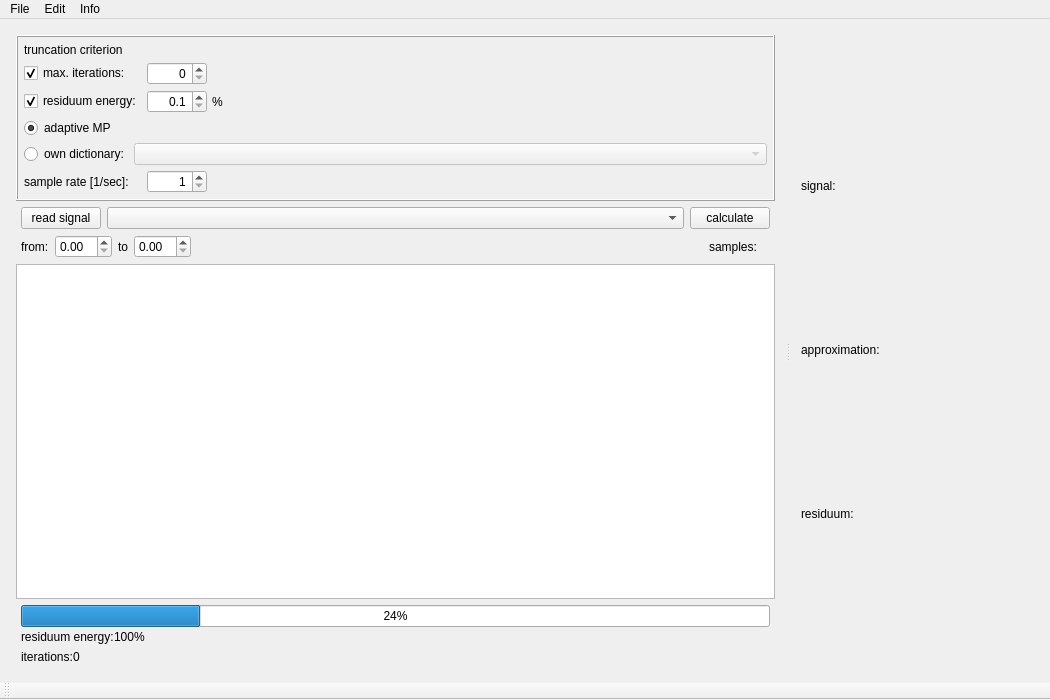
The window that examples/matchingPursuit/mainwindow.ui (mne-tools/mne-cpp) describes before a commit, drawn with Qt 5.
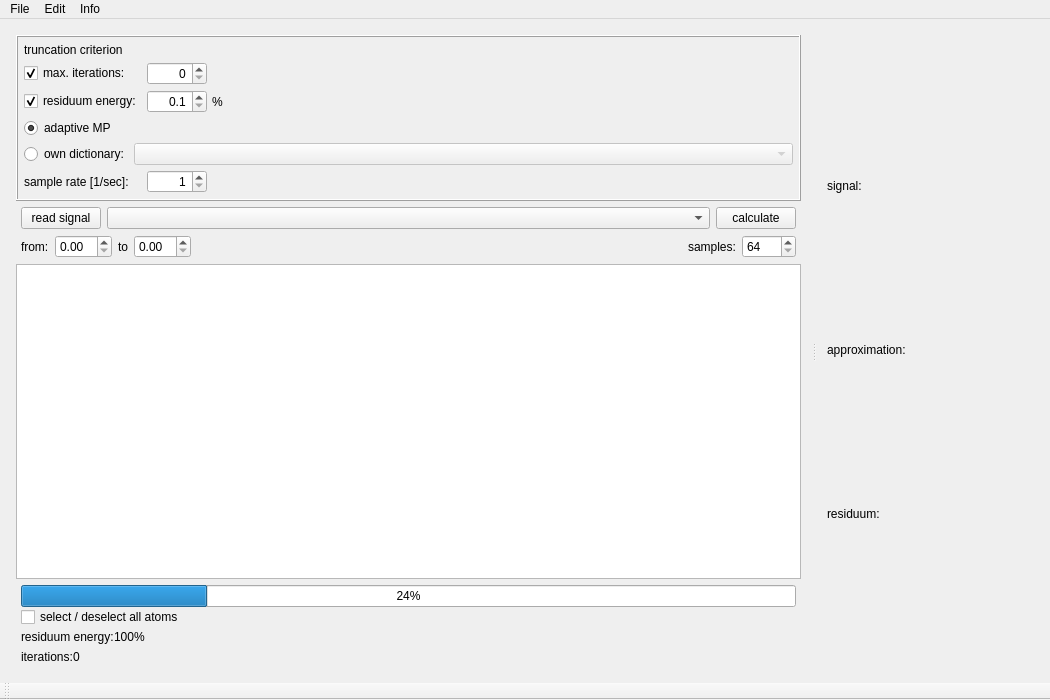
The same window after the commit. Icons and pictures are not drawn.

Commit message: CHG: all atoms selection possible, sample count set up possible

The edit to the form file:
```diff
--- a/examples/matchingPursuit/mainwindow.ui
+++ b/examples/matchingPursuit/mainwindow.ui
@@ -309,9 +309,12 @@
            </widget>
           </item>
           <item>
-           <widget class="QLabel" name="lb_sample_count">
-            <property name="text">
-             <string/>
+           <widget class="QSpinBox" name="sb_sample_count">
+            <property name="minimum">
+             <number>64</number>
+            </property>
+            <property name="maximum">
+             <number>4096</number>
             </property>
            </widget>
           </item>
@@ -344,6 +347,13 @@
             </property>
            </widget>
           </item>
+          <item>
+           <widget class="QCheckBox" name="cb_all_select">
+            <property name="text">
+             <string>select / deselect all atoms</string>
+            </property>
+           </widget>
+          </item>
           <item>
            <layout class="QHBoxLayout" name="l_res_energy">
             <property name="spacing">
```
The commit also changes 2 other files.
